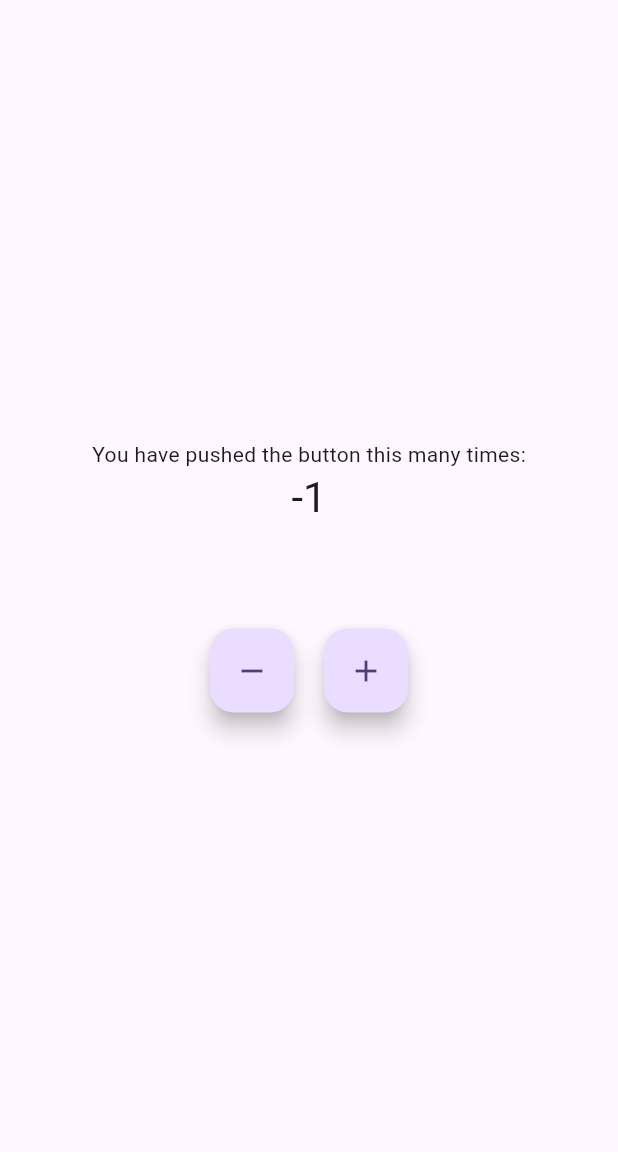
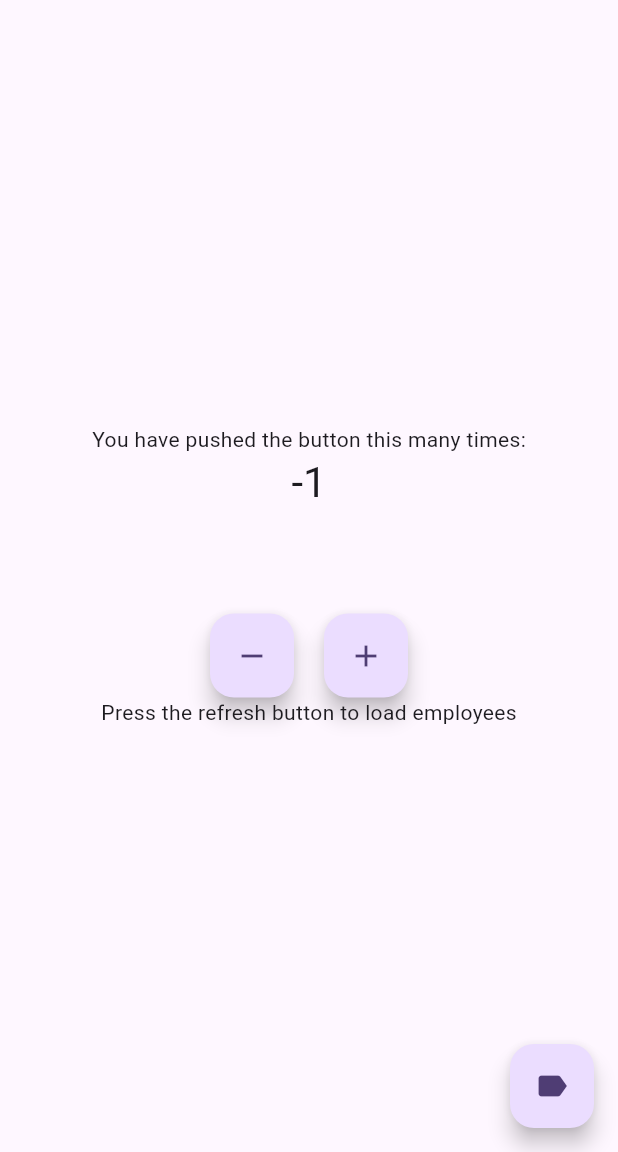
Before and after one commit to timokohlmann/bloc_demo, a Flutter app: the screen it shows after launch, after a tap on the "remove" icon, on a phone screen of 412 x 824 dp, the part 84-1236 px from its top. Run offline on Flutter 3.47's test engine with Material 3 defaults, Android fonts, the phone set to English and light mode, and no system bars; our stand-ins replace flutter_bloc.

Commit message:
add api fetching method and create model for employees

```diff
--- a/lib/main.dart
+++ b/lib/main.dart
@@ -1,4 +1,5 @@
 import 'package:bloc_demo/modules/homepage/bloc/home_bloc.dart';
+import 'package:bloc_demo/modules/homepage/bloc/home_event.dart';
 import 'package:bloc_demo/modules/homepage/presentation/home.dart';
 import 'package:flutter/material.dart';
 import 'package:flutter_bloc/flutter_bloc.dart';
@@ -19,7 +20,7 @@ class MyApp extends StatelessWidget {
         useMaterial3: true,
       ),
       home: BlocProvider(
-        create: (context) => MyHomePageBloc(), //..add(MyHomePageStarted),
+        create: (context) => MyHomePageBloc()..add(MyHomePageStarted()),
         child: const MyHomePage(
           title: 'Flutter Bloc Demo',
         ),
--- a/lib/modules/homepage/bloc/MyHomePage_bloc.dart
+++ /dev/null
@@ -1,28 +0,0 @@
-import 'package:bloc_demo/modules/homepage/bloc/home_event.dart';
-import 'package:bloc_demo/modules/homepage/bloc/home_state.dart';
-import 'package:flutter_bloc/flutter_bloc.dart';
-
-class MyHomePageBloc extends Bloc<MyHomePageEvent, MyHomePageState> {
-  MyHomePageBloc() : super(MyHomePageState()) {
-    on<MyHomePageCounterPressedPlus>((_incrementCounter));
-    on<MyHomePageCounterPressedMinus>((_decrementCounter));
-  }
-
-  Future<void> _incrementCounter(
-    MyHomePageCounterPressedPlus event,
-    Emitter<MyHomePageState> emit,
-  ) async {
-    emit(
-      state.copyWith(counter: state.counter + 1),
-    );
-  }
-
-  Future<void> _decrementCounter(
-    MyHomePageCounterPressedMinus event,
-    Emitter<MyHomePageState> emit,
-  ) async {
-    emit(
-      state.copyWith(counter: state.counter - 1),
-    );
-  }
-}
--- a/lib/modules/homepage/bloc/home.dart
+++ /dev/null
@@ -1,10 +0,0 @@
-class MyHomePageState {
-  final int counter;
-  MyHomePageState({this.counter = 0});
-
-  MyHomePageState copyWith({int? counter}) {
-    return MyHomePageState(
-      counter: counter ?? this.counter,
-    );
-  }
-}
--- a/lib/modules/homepage/bloc/home_bloc.dart
+++ b/lib/modules/homepage/bloc/home_bloc.dart
@@ -1,14 +1,30 @@
 import 'package:bloc_demo/modules/homepage/bloc/home_event.dart';
 import 'package:bloc_demo/modules/homepage/bloc/home_state.dart';
+import 'package:bloc_demo/modules/homepage/data/repository/home_repository.dart';
 import 'package:flutter_bloc/flutter_bloc.dart';
+import 'package:http/http.dart' as http;
 
 class MyHomePageBloc extends Bloc<MyHomePageEvent, MyHomePageState> {
   MyHomePageBloc() : super(MyHomePageState()) {
+    on<MyHomePageStarted>((_onStarted));
     on<MyHomePageCounterPressedPlus>((_incrementCounter));
     on<MyHomePageCounterPressedMinus>((_decrementCounter));
   }
 
-  Future<void> _started() async {}
+  late EmployeeRepository employeeRepository;
+
+  Future<void> _onStarted(
+    MyHomePageStarted event,
+    Emitter<MyHomePageState> emit,
+  ) async {
+    emit(EmployeesLoading());
+    try {
+      final employees = await employeeRepository.fetchEmployees();
+      emit(EmployeesLoadSuccess(employees));
+    } catch (error) {
+      emit(EmployeesLoadFailure(error.toString()));
+    }
+  }
 
   Future<void> _incrementCounter(
     MyHomePageCounterPressedPlus event,
--- a/lib/modules/homepage/bloc/home_event.dart
+++ b/lib/modules/homepage/bloc/home_event.dart
@@ -1,4 +1,6 @@
 abstract class MyHomePageEvent {}
+
+class MyHomePageStarted extends MyHomePageEvent {}
 
 class MyHomePageCounterPressedPlus extends MyHomePageEvent {}
 
--- a/lib/modules/homepage/bloc/home_state.dart
+++ b/lib/modules/homepage/bloc/home_state.dart
@@ -1,3 +1,5 @@
+import 'package:bloc_demo/modules/homepage/presentation/employee_model.dart';
+
 class MyHomePageState {
   final int counter;
   MyHomePageState({this.counter = 0});
@@ -8,3 +10,19 @@ class MyHomePageState {
     );
   }
 }
+
+class EmployeesInitial extends MyHomePageState {}
+
+class EmployeesLoading extends MyHomePageState {}
+
+class EmployeesLoadSuccess extends MyHomePageState {
+  final List<Employee> employees;
+
+  EmployeesLoadSuccess(this.employees);
+}
+
+class EmployeesLoadFailure extends MyHomePageState {
+  final String error;
+
+  EmployeesLoadFailure(this.error);
+}
--- a/lib/modules/homepage/bloc/my_home_page_bloc.dart
+++ /dev/null
@@ -1,28 +0,0 @@
-import 'package:bloc_demo/modules/homepage/bloc/home_event.dart';
-import 'package:bloc_demo/modules/homepage/bloc/home_state.dart';
-import 'package:flutter_bloc/flutter_bloc.dart';
-
-class MyHomePageBloc extends Bloc<MyHomePageEvent, MyHomePageState> {
-  MyHomePageBloc() : super(MyHomePageState()) {
-    on<MyHomePageCounterPressedPlus>((_incrementCounter));
-    on<MyHomePageCounterPressedMinus>((_decrementCounter));
-  }
-
-  Future<void> _incrementCounter(
-    MyHomePageCounterPressedPlus event,
-    Emitter<MyHomePageState> emit,
-  ) async {
-    emit(
-      state.copyWith(counter: state.counter + 1),
-    );
-  }
-
-  Future<void> _decrementCounter(
-    MyHomePageCounterPressedMinus event,
-    Emitter<MyHomePageState> emit,
-  ) async {
-    emit(
-      state.copyWith(counter: state.counter - 1),
-    );
-  }
-}
--- /dev/null
+++ b/lib/modules/homepage/data/repository/home_repository.dart
@@ -0,0 +1,20 @@
+import 'dart:convert';
+
+import 'package:bloc_demo/modules/homepage/presentation/employee_model.dart';
+import 'package:http/http.dart' as http;
+
+class EmployeeRepository {
+  Future<List<Employee>> fetchEmployees() async {
+    final response = await http
+        .get(Uri.parse('https://dummy.restapiexample.com/api/v1/employees'));
+
+    if (response.statusCode == 200) {
+      List<dynamic> jsonList = json.decode(response.body);
+      List<Employee> employees =
+          jsonList.map((json) => Employee.fromJson(json)).toList();
+      return employees;
+    } else {
+      throw Exception('Failed to load employees');
+    }
+  }
+}
--- /dev/null
+++ b/lib/modules/homepage/presentation/employee_model.dart
@@ -0,0 +1,26 @@
+class Employee {
+  final int id;
+  final String name;
+  final int age;
+  final int salary;
+
+  const Employee({
+    required this.id,
+    required this.name,
+    required this.age,
+    required this.salary,
+  });
+
+  factory Employee.fromJson(Map<String, dynamic> json) {
+    return switch (json) {
+      {
+        'id': int id,
+        'name': String name,
+        'age': int age,
+        'salary': int salary,
+      } =>
+        Employee(id: id, name: name, age: age, salary: salary),
+      _ => throw const FormatException('Failed to load employee data'),
+    };
+  }
+}
--- a/lib/modules/homepage/presentation/home.dart
+++ b/lib/modules/homepage/presentation/home.dart
@@ -12,14 +12,15 @@ class MyHomePage extends StatelessWidget {
   @override
   Widget build(BuildContext context) {
     final myHomePageBloc = BlocProvider.of<MyHomePageBloc>(context);
-    return BlocBuilder<MyHomePageBloc, MyHomePageState>(
-      builder: (context, state) {
+
     return Scaffold(
       appBar: AppBar(
         backgroundColor: Theme.of(context).colorScheme.inversePrimary,
         title: Text(title),
       ),
-          body: Center(
+      body: BlocBuilder<MyHomePageBloc, MyHomePageState>(
+          builder: (context, state) {
+        return Center(
           child: Column(
             mainAxisAlignment: MainAxisAlignment.center,
             children: <Widget>[
@@ -28,7 +29,6 @@ class MyHomePage extends StatelessWidget {
               ),
               Text(
                 '${state.counter}',
-                  // '${myHomePageBloc.state.counter}',
                 style: Theme.of(context).textTheme.headlineMedium,
               ),
               const SizedBox(height: 70),
@@ -50,12 +50,42 @@ class MyHomePage extends StatelessWidget {
                     child: const Icon(Icons.add),
                   ),
                 ],
-                )
+              ),
+              buildStateDependentWidget(state),
             ],
           ),
+        );
+      }),
+      floatingActionButton: FloatingActionButton(
+        onPressed: () {
+          myHomePageBloc.add(MyHomePageStarted());
+        },
+        child: const Icon(Icons.label),
       ),
     );
+  }
+
+  Widget buildStateDependentWidget(MyHomePageState state) {
+    if (state is EmployeesLoading) {
+      return const CircularProgressIndicator();
+    } else if (state is EmployeesLoadSuccess) {
+      return Expanded(
+        child: ListView.builder(
+          itemCount: state.employees.length,
+          itemBuilder: (context, index) {
+            final employee = state.employees[index];
+            return ListTile(
+              leading: const Icon(Icons.person),
+              title: Text(employee.name),
+              subtitle:
+                  Text('Age: ${employee.age}, Salary: ${employee.salary}'),
+            );
           },
+        ),
       );
+    } else if (state is EmployeesLoadFailure) {
+      return Text('Failed to load employees: ${state.error}');
+    }
+    return Text('Press the refresh button to load employees');
   }
 }
--- a/pubspec.yaml
+++ b/pubspec.yaml
@@ -37,6 +37,7 @@ dependencies:
   # The following adds the Cupertino Icons font to your application.
   # Use with the CupertinoIcons class for iOS style icons.
   cupertino_icons: ^1.0.2
+  http: ^1.2.0
 
 dev_dependencies:
   bloc_test: ^9.1.0
```
Also changed, not shown: pubspec.lock. Lines whose indentation alone changed are shown as unchanged.
